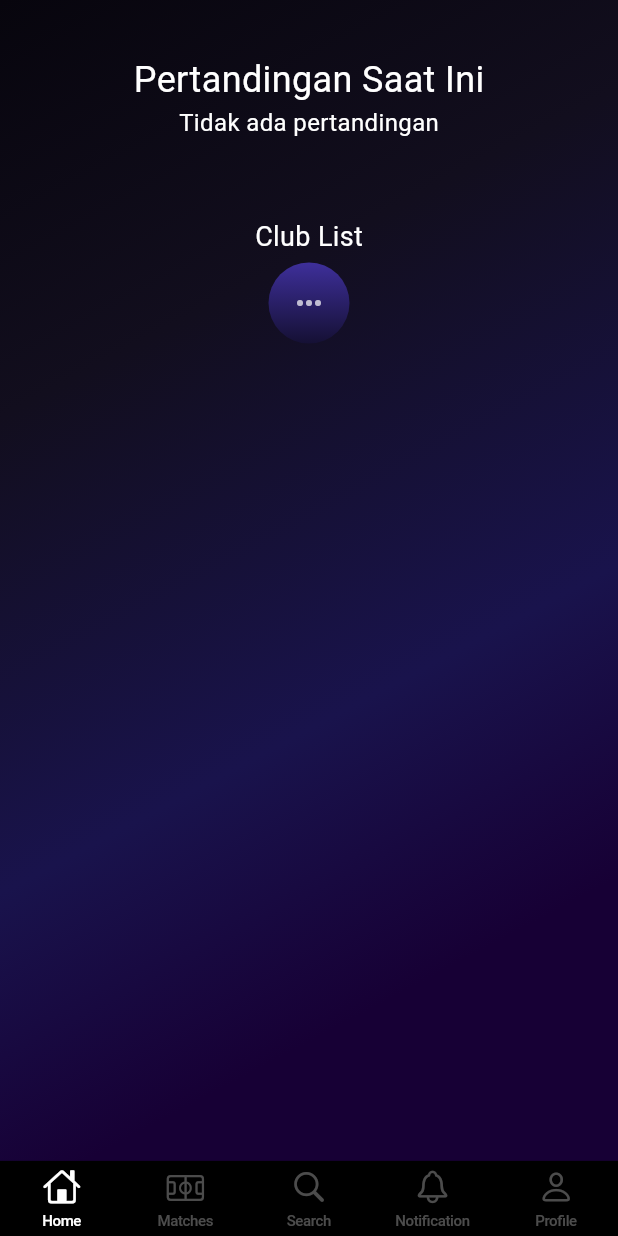
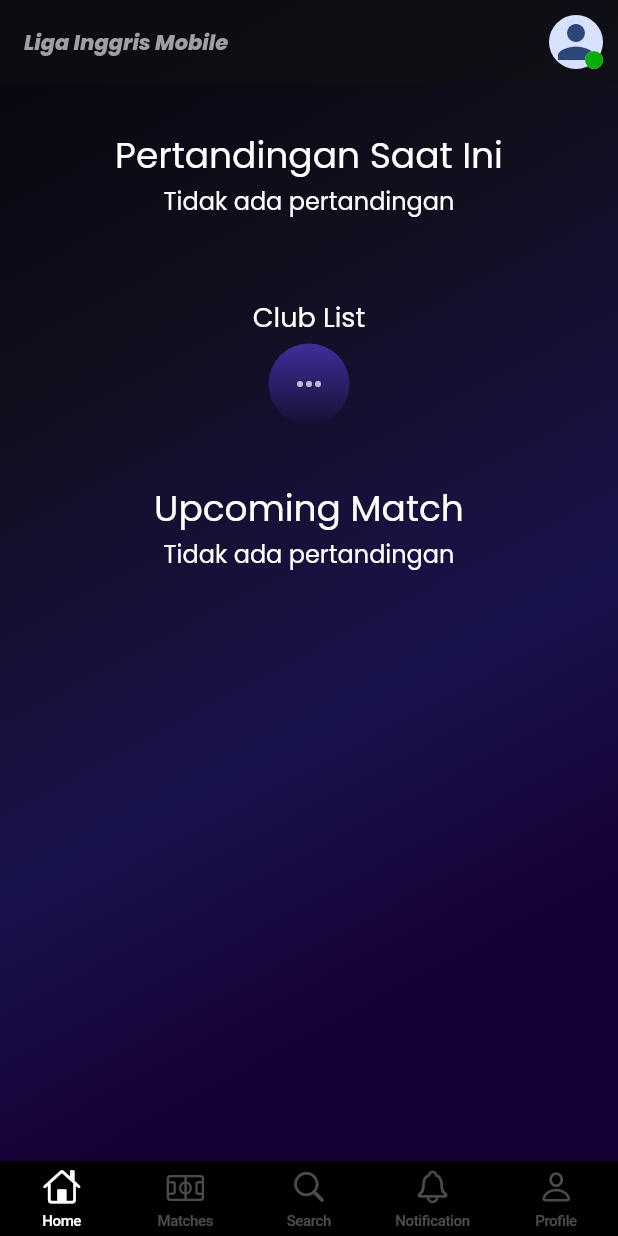
Before and after one commit to PABI-Tugas-UAS/liga-inggris-mobile, a Flutter app: the screen it shows after launch, on a phone screen of 412 x 824 dp. Run offline on Flutter 3.47's test engine with Material 3 defaults, Android fonts, the phone set to English and light mode, and no system bars; our stand-ins replace flutter_dotenv, flutter_svg, get, shared_preferences; network calls fail.

Commit message:
add: home upcoming club widget

```diff
--- a/lib/app/controllers/match/match_controller.dart
+++ b/lib/app/controllers/match/match_controller.dart
@@ -12,6 +12,8 @@ class MatchController extends GetxController {
   var isMatchDetailsLoading = false.obs;
   var currentMatches = RxList<MatchModel>([]);
   var isCurrentMatchesLoading = false.obs;
+  var upcomingMatches = RxList<MatchModel>([]);
+  var isUpcomingMatchesLoading = false.obs;
 
   Future<void> fetchMatches() async {
     matches.clear();
@@ -66,4 +68,22 @@ class MatchController extends GetxController {
 
     isCurrentMatchesLoading(false);
   }
+
+  Future<void> fetchUpcomingMatches() async {
+    upcomingMatches.clear();
+    isUpcomingMatchesLoading(true);
+    final res = await _matchService.getUpcomingMatches();
+
+    if (res.isSuccess) {
+      upcomingMatches.assignAll(res.data ?? []);
+    } else {
+      Get.snackbar(
+        'Upcoming Matches',
+        res.errMessage ?? 'Failed to fetch upcoming matches',
+        snackPosition: SnackPosition.TOP,
+      );
+    }
+
+    isUpcomingMatchesLoading(false);
+  }
 }
--- a/lib/presentation/common/custom_page_layout.dart
+++ b/lib/presentation/common/custom_page_layout.dart
@@ -4,15 +4,39 @@ import 'package:liga_inggris_mobile/presentation/common/custom_page_app_bar.dart
 class CustomPageLayout extends StatelessWidget {
   final List<Widget> children;
   final String? title;
+  final bool scrollableChild;
 
   const CustomPageLayout({
     super.key,
     required this.children,
     this.title,
+    this.scrollableChild = false,
   });
 
   @override
   Widget build(BuildContext context) {
+    Widget content = Row(
+      mainAxisAlignment: MainAxisAlignment.center,
+      children: [
+        Expanded(
+          child: Column(
+            mainAxisSize: MainAxisSize.min,
+            crossAxisAlignment: CrossAxisAlignment.center,
+            children: [
+              _buildTitle(),
+              ...children,
+            ],
+          ),
+        ),
+      ],
+    );
+
+    if (scrollableChild) {
+      content = SingleChildScrollView(
+        child: content,
+      );
+    }
+
     return Scaffold(
       appBar: const CustomPageAppBar(),
       backgroundColor: Colors.transparent,
@@ -24,21 +48,7 @@ class CustomPageLayout extends StatelessWidget {
         ),
         child: Padding(
           padding: const EdgeInsets.only(left: 16, right: 16),
-          child: Row(
-            mainAxisAlignment: MainAxisAlignment.center,
-            children: [
-              Expanded(
-                child: Column(
-                  mainAxisSize: MainAxisSize.min,
-                  crossAxisAlignment: CrossAxisAlignment.center,
-                  children: [
-                    _buildTitle(),
-                    ...children,
-                  ],
-                ),
-              ),
-            ],
-          ),
+          child: content,
         ),
       ),
     );
--- a/lib/presentation/controllers/home/home_controller.dart
+++ b/lib/presentation/controllers/home/home_controller.dart
@@ -14,5 +14,6 @@ class HomeController extends GetxController {
     clubController.fetchClubs();
     clubController.fetchTopClubs();
     matchController.fetchCurrentMatches();
+    matchController.fetchUpcomingMatches();
   }
 }
--- a/lib/presentation/pages/home/home_page.dart
+++ b/lib/presentation/pages/home/home_page.dart
@@ -3,10 +3,12 @@ import 'package:flutter/material.dart';
 import 'package:get/get.dart';
 import 'package:liga_inggris_mobile/app/enums/tab_enum.dart';
 import 'package:liga_inggris_mobile/app/utils/tab_utils.dart';
+import 'package:liga_inggris_mobile/presentation/common/custom_page_layout.dart';
 import 'package:liga_inggris_mobile/presentation/controllers/home/home_controller.dart';
 import 'package:liga_inggris_mobile/presentation/pages/home/partial/club_list_widget.dart';
 import 'package:liga_inggris_mobile/presentation/pages/home/partial/current_match_widget.dart';
 import 'package:liga_inggris_mobile/presentation/pages/home/partial/top_club_widget.dart';
+import 'package:liga_inggris_mobile/presentation/pages/home/partial/upcoming_match_widget.dart';
 
 class HomePage extends GetView<HomeController> {
   final CupertinoTabController tabController;
@@ -22,15 +24,13 @@ class HomePage extends GetView<HomeController> {
 
   @override
   Widget build(BuildContext context) {
-    return Scaffold(
-      backgroundColor: Colors.transparent,
-      body: Center(
-        child: Padding(
-          padding: const EdgeInsets.symmetric(vertical: 16, horizontal: 8),
+    return CustomPageLayout(
+      scrollableChild: true,
+      children: [
+        SafeArea(
+          child: SingleChildScrollView(
             child: Column(
-            // mainAxisAlignment: MainAxisAlignment.center,
               children: [
-              const SizedBox(height: 10),
                 Obx(
                   () {
                     if (controller.clubController.isLoading.value) {
@@ -39,13 +39,10 @@ class HomePage extends GetView<HomeController> {
 
                     return CurrentMatchWidget(
                       currentMatch: controller.matchController.currentMatches,
-                    onTap: _toSearchScreen,
                     );
                   },
                 ),
-
                 const SizedBox(height: 28),
-
                 Obx(
                   () {
                     if (controller.clubController.isLoading.value) {
@@ -57,9 +54,7 @@ class HomePage extends GetView<HomeController> {
                     );
                   },
                 ),
-
                 const SizedBox(height: 24),
-
                 Obx(
                   () {
                     if (controller.clubController.isLoading.value) {
@@ -72,27 +67,23 @@ class HomePage extends GetView<HomeController> {
                     );
                   },
                 ),
+                const SizedBox(height: 24),
+                Obx(
+                  () {
+                    if (controller.clubController.isLoading.value) {
+                      return const Center(child: Text("Loading..."));
+                    }
 
-              // contoh redirect ke tab lain
-              // ElevatedButton(
-              //   onPressed: () => TabUtils.goToTab(
-              //     controller: tabController,
-              //     targetTab: TabEnums.matches,
-              //   ),
-              //   child: const Text('Go to Matches'),
-              // ),
-
-              // contoh redirect ke route lain
-              // ElevatedButton(
-              //   onPressed: () {
-              //     controller.authController.logout();
-              //   },
-              //   child: const Text('Logout'),
-              // ),
+                    return UpcommingMatch(
+                      upcomingMatch: controller.matchController.upcomingMatches,
+                    );
+                  },
+                ),
               ],
             ),
           ),
         ),
+      ],
     );
   }
 }
--- a/lib/presentation/pages/home/partial/club_list_widget.dart
+++ b/lib/presentation/pages/home/partial/club_list_widget.dart
@@ -15,7 +15,7 @@ class ClubListWidget extends StatelessWidget {
       children: [
         const Text(
           "Club List",
-          style: TextStyle(color: Colors.white, fontSize: 18),
+          style: TextStyle(fontSize: 18),
         ),
         SingleChildScrollView(
           scrollDirection: Axis.horizontal,
--- a/lib/presentation/pages/home/partial/current_match_widget.dart
+++ b/lib/presentation/pages/home/partial/current_match_widget.dart
@@ -6,11 +6,9 @@ import 'package:liga_inggris_mobile/services/match/model.dart';
 
 class CurrentMatchWidget extends StatelessWidget {
   final RxList<MatchModel> currentMatch;
-  final VoidCallback onTap;
 
   const CurrentMatchWidget({
     super.key,
-    required this.onTap,
     required this.currentMatch,
   });
 
@@ -22,12 +20,12 @@ class CurrentMatchWidget extends StatelessWidget {
           SizedBox(height: 10),
           Text(
             "Pertandingan Saat Ini",
-            style: TextStyle(color: Colors.white, fontSize: 24),
+            style: TextStyle(fontSize: 24),
           ),
           Center(
             child: Text(
               "Tidak ada pertandingan",
-              style: TextStyle(color: Colors.white, fontSize: 16),
+              style: TextStyle(fontSize: 16),
             ),
           ),
         ],
@@ -38,13 +36,11 @@ class CurrentMatchWidget extends StatelessWidget {
       children: [
         const Text(
           "Pertandingan Saat Ini",
-          style: TextStyle(
-              color: Colors.white, fontSize: 24, fontWeight: FontWeight.bold),
+          style: TextStyle(fontSize: 24, fontWeight: FontWeight.bold),
         ),
         Stack(
           children: [
             Center(
-              child: SingleChildScrollView(
               child: Padding(
                 padding:
                     const EdgeInsets.symmetric(vertical: 8, horizontal: 24),
@@ -59,15 +55,14 @@ class CurrentMatchWidget extends StatelessWidget {
                     borderRadius: BorderRadius.circular(12),
                   ),
                   child: Padding(
-                      padding: const EdgeInsets.symmetric(
-                          vertical: 10, horizontal: 8),
+                    padding:
+                        const EdgeInsets.symmetric(vertical: 10, horizontal: 8),
                     child: Center(
                       child: Obx(
                         () {
                           if (currentMatch.isEmpty) {
                             return const Text(
                               "Tidak ada pertandingan",
-                                style: TextStyle(color: Colors.white),
                             );
                           }
                           return Row(
@@ -89,7 +84,6 @@ class CurrentMatchWidget extends StatelessWidget {
                                       match.homeClub.name!,
                                       textAlign: TextAlign.center,
                                       style: const TextStyle(
-                                          color: Colors.white,
                                         fontSize: 14,
                                       ),
                                       // softWrap: true,
@@ -102,18 +96,14 @@ class CurrentMatchWidget extends StatelessWidget {
                               Text(
                                 ' ${match.homeScore}  -  ${match.awayScore} ',
                                 style: const TextStyle(
-                                    color: Colors.white,
                                   fontSize: 24,
                                 ),
                               ),
-                                Column(
-                                  children: [
                               SizedBox(
                                 width: 100,
                                 height: 125,
                                 child: Column(
-                                        mainAxisAlignment:
-                                            MainAxisAlignment.center,
+                                  mainAxisAlignment: MainAxisAlignment.center,
                                   children: [
                                     ClubLogoWidget(
                                       imageUrl: match.awayClub.logo!,
@@ -125,7 +115,6 @@ class CurrentMatchWidget extends StatelessWidget {
                                       match.awayClub.name!,
                                       textAlign: TextAlign.center,
                                       style: const TextStyle(
-                                              color: Colors.white,
                                         fontSize: 14,
                                       ),
                                       // softWrap: true,
@@ -136,8 +125,6 @@ class CurrentMatchWidget extends StatelessWidget {
                                 ),
                               ),
                             ],
-                                )
-                              ],
                           );
                         },
                       ),
@@ -146,35 +133,29 @@ class CurrentMatchWidget extends StatelessWidget {
                 ),
               ),
             ),
-            ),
-            const Positioned(
-              top: 23,
+            Positioned(
+              top: 18,
               left: 0,
               right: 0,
               child: Center(
                 child: Text(
-                  'Babak 1',
-                  style: TextStyle(
-                    color: Colors.white,
-                    fontFamily: 'Poppins-Regular',
-                  ),
+                  match.location,
                 ),
               ),
             ),
             Positioned(
-              bottom: 23,
+              bottom: 18,
               left: 0,
               right: 0,
               child: Center(
                 child: Column(
                   children: [
                     const Text(
-                      "Time Quarter:",
-                      style: TextStyle(color: Colors.white, fontSize: 7),
+                      "Start time:",
+                      style: TextStyle(fontSize: 9),
                     ),
                     Text(
                       match.time,
-                      style: const TextStyle(color: Colors.white),
                     ),
                   ],
                 ),
```
Also changed, not shown: lib/presentation/pages/home/partial/top_club_widget.dart (+21 -9 lines), lib/presentation/pages/home/partial/upcoming_match_widget.dart (added, +305 -0 lines), lib/services/match/service.dart (+17 -0 lines). Lines whose indentation alone changed are shown as unchanged.
